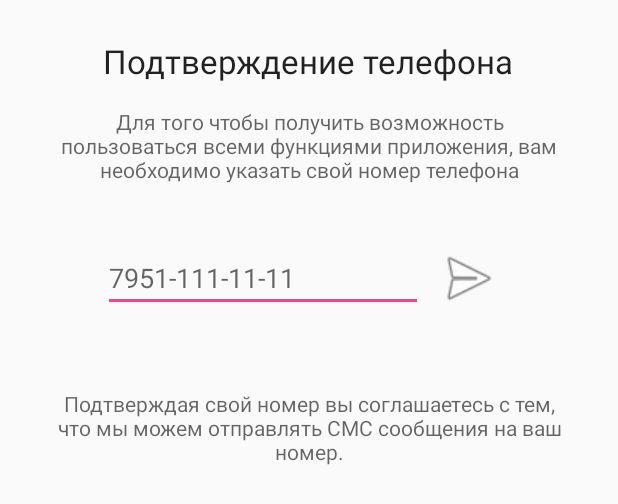
After one commit to iBorland/JobFinder, an Android app: the layout activity_phone.xml on its own in the app's theme, with its tools: preview values and no code run, on a phone screen of 412 x 824 dp. The commit adds this screen. Shown: the top 504 px of the screen. Run offline under Robolectric (Android 15) with nearby library versions, the phone set to English and light mode, and no system bars.

Commit message:
Добавил привязку номера телефона

```diff
--- a/app/src/main/java/com/iborland/jobfinder/RegActivity.java
+++ b/app/src/main/java/com/iborland/jobfinder/RegActivity.java
@@ -237,8 +237,8 @@ public class RegActivity extends AppCompatActivity {
                 long date = System.currentTimeMillis() / 1000;
                 String Token = getHash(password);
                 query = "INSERT INTO `users` (`Login`, `Password`,`Email`,`Name`,`Surname`,`DateRegistration`" +
-                        ",`Token`) VALUES ('" + login + "', '" + password + "','" + email + "'," +
-                        "'" + name + "','" + surname + "','" + date + "','" + Token + "')";
+                        ",`Token`,`phone`) VALUES ('" + login + "', '" + password + "','" + email + "'," +
+                        "'" + name + "','" + surname + "','" + date + "','" + Token + "', 'none')";
                 Log.e("Запрос", query);
                 statement.executeUpdate(query);
                 return 5;
--- a/app/src/main/java/com/iborland/jobfinder/User.java
+++ b/app/src/main/java/com/iborland/jobfinder/User.java
@@ -32,6 +32,8 @@ public class User implements Parcelable{
     int ad_amount;
     String regdata;
     String token;
+    String phone;
+
     boolean loaded = false;
 
     User(int db_id, String db_buffer){
@@ -71,6 +73,7 @@ public class User implements Parcelable{
                     ad_amount = rs.getInt("AmountPosts");
                     regdata = rs.getString("DateRegistration");
                     token = rs.getString("Token");
+                    phone = rs.getString("phone");
                     if(!token.equals(buffer_Token))
                     {
                         Log.e("Error:", "Ошибка. Несоответствие токена");
@@ -110,6 +113,7 @@ public class User implements Parcelable{
         parcel.writeInt(ad_amount);
         parcel.writeString(regdata);
         parcel.writeString(token);
+        parcel.writeString(phone);
 
     }
 
@@ -142,6 +146,7 @@ public class User implements Parcelable{
         ad_amount = parcel.readInt();
         regdata = parcel.readString();
         token = parcel.readString();
+        phone = parcel.readString();
         Log.e("Parcel", "User " + login + "был распакован из Parcel");
         loaded = true;
     }
--- a/app/src/main/res/anim/return_slide_top.xml
+++ b/app/src/main/res/anim/return_slide_top.xml
@@ -2,5 +2,5 @@
 
 <translate xmlns:android="http://schemas.android.com/apk/res/android"
     android:interpolator="@android:anim/decelerate_interpolator"
-    android:fromYDelta="0" android:toYDelta="190%p"
+    android:fromYDelta="0" android:toYDelta="-190%p"
     android:duration="3000"/>
--- /dev/null
+++ b/app/src/main/res/layout/activity_phone.xml
@@ -0,0 +1,66 @@
+<?xml version="1.0" encoding="utf-8"?>
+<RelativeLayout xmlns:android="http://schemas.android.com/apk/res/android"
+    android:layout_width="match_parent" android:layout_height="match_parent"
+    android:padding="16dp"
+    android:id="@+id/RelInPhone">
+
+    <TextView
+        android:layout_width="wrap_content"
+        android:layout_height="wrap_content"
+        android:textAppearance="?android:attr/textAppearanceLarge"
+        android:text="Подтверждение телефона"
+        android:id="@+id/textView7"
+        android:layout_alignParentTop="true"
+        android:layout_centerHorizontal="true"
+        android:layout_marginTop="10dp" />
+
+    <TextView
+        android:layout_width="wrap_content"
+        android:layout_height="wrap_content"
+        android:textAppearance="?android:attr/textAppearanceMedium"
+        android:text="@string/phone_text"
+        android:id="@+id/phoneText"
+        android:textSize="14dp"
+        android:padding="16dp"
+        android:textAlignment="center"
+        android:layout_below="@+id/textView7"
+        android:layout_alignParentStart="true" />
+
+    <EditText
+        android:layout_width="wrap_content"
+        android:layout_height="wrap_content"
+        android:ems="10"
+        android:id="@+id/rowNumber"
+        android:layout_marginTop="24dp"
+        android:hint="7951-111-11-11"
+        android:lines="1"
+        android:maxLines="1"
+        android:singleLine="true"
+        android:layout_below="@+id/phoneText"
+        android:layout_alignStart="@+id/textView7"
+        android:inputType="number" />
+
+    <TextView
+        android:layout_width="wrap_content"
+        android:layout_height="wrap_content"
+        android:textAppearance="?android:attr/textAppearanceMedium"
+        android:text="@string/phone_accept"
+        android:id="@+id/anyText"
+        android:layout_marginTop="35dp"
+        android:textSize="14dp"
+        android:textAlignment="center"
+        android:padding="16dp"
+        android:layout_below="@+id/rowNumber"
+        android:layout_alignParentStart="true" />
+
+    <ImageView
+        android:layout_width="wrap_content"
+        android:layout_height="wrap_content"
+        android:id="@+id/imageView"
+        android:src="@android:drawable/ic_menu_send"
+        android:layout_alignTop="@+id/rowNumber"
+        android:layout_alignBottom="@+id/rowNumber"
+        android:layout_alignEnd="@+id/textView7"
+        android:layout_toEndOf="@+id/rowNumber" />
+
+</RelativeLayout>
--- a/app/src/main/res/layout/activity_reg.xml
+++ b/app/src/main/res/layout/activity_reg.xml
@@ -36,7 +36,7 @@
         android:id="@+id/regButton"
         android:layout_marginTop="35dp"
         android:background="#52475cd4"
-        android:layout_below="@+id/regRow"
-        android:layout_centerHorizontal="true" />
+        android:layout_centerHorizontal="true"
+        android:layout_below="@+id/regRow" />
 
 </RelativeLayout>
--- a/app/src/main/res/values/strings.xml
+++ b/app/src/main/res/values/strings.xml
@@ -42,4 +42,10 @@
     <string name="add_Cost">Оплата:</string>
     <string name="add_Adress">Адреса:</string>
 
+    <string name="phone_text">Для того чтобы получить возможность пользоваться всеми функциями приложения, вам необходимо
+    указать свой номер телефона</string>
+
+    <string name="phone_accept">Подтверждая свой номер вы соглашаетесь с тем, что мы можем отправлять СМС сообщения
+    на ваш номер.</string>
+
 </resources>
```
Also changed, not shown: app/src/main/AndroidManifest.xml (+8 -0 lines), app/src/main/java/com/iborland/jobfinder/MainActivity.java (+31 -1 lines), app/src/main/java/com/iborland/jobfinder/PhoneActivity.java (added, +217 -0 lines), app/src/main/java/com/iborland/jobfinder/Post.java (+26 -1 lines), app/src/main/java/com/iborland/jobfinder/PostActivity.java (added, +91 -0 lines), app/src/main/res/layout/activity_post.xml (added, +81 -0 lines), app/src/main/res/drawable/arrow.png (added).
